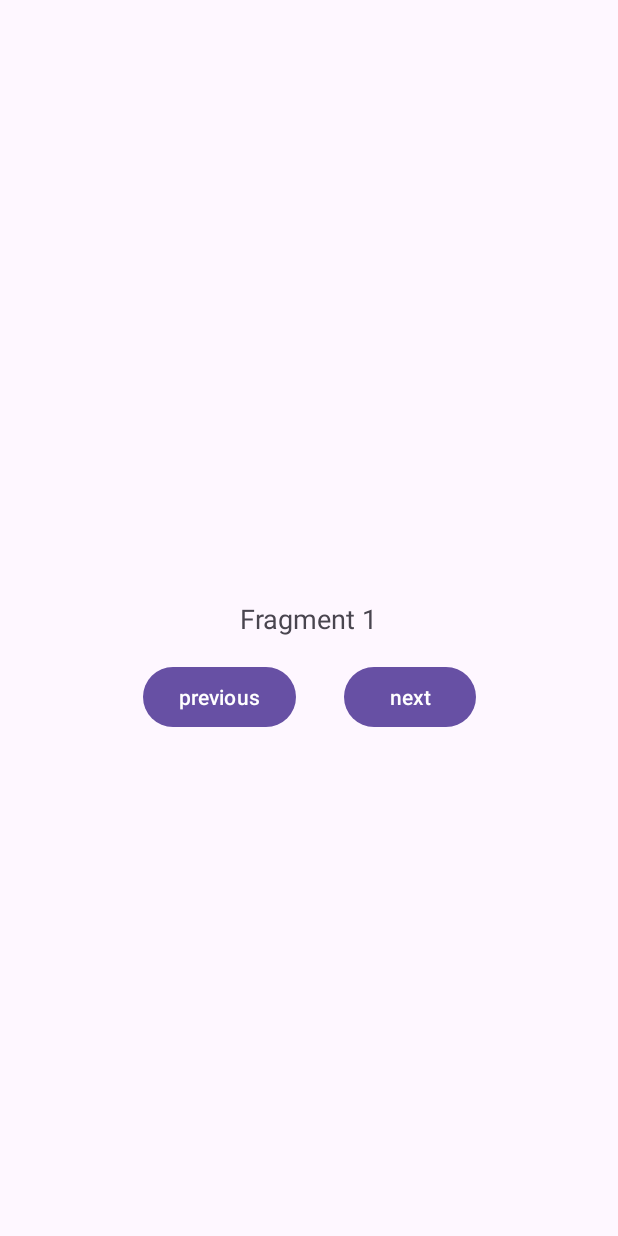
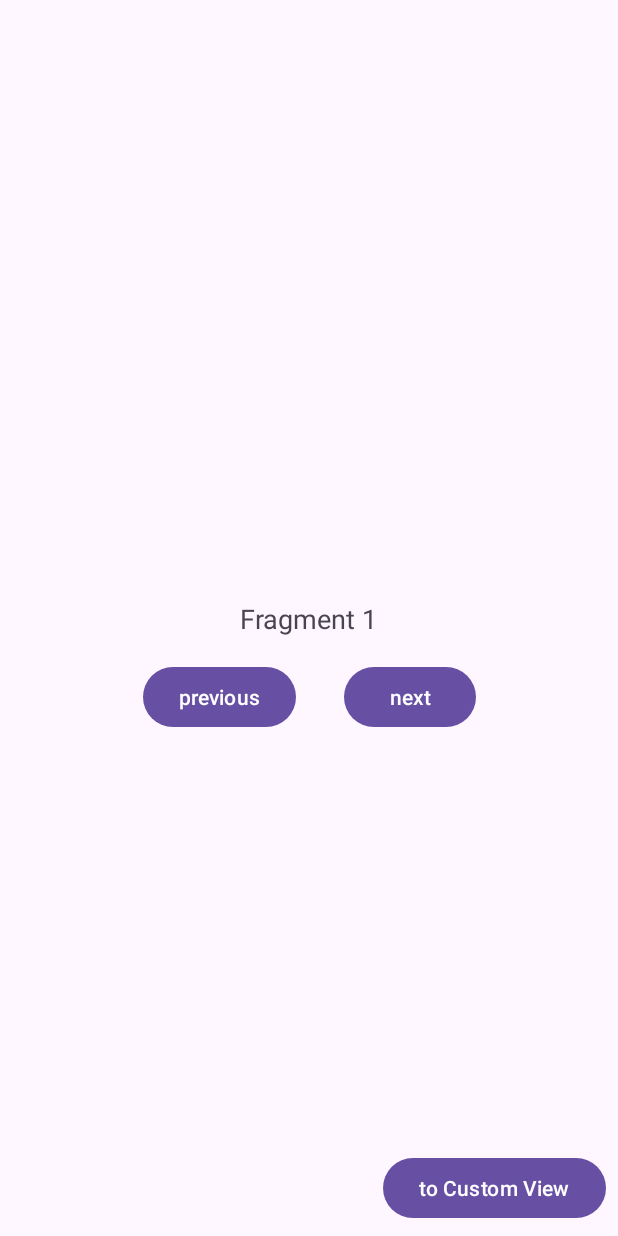
Before and after one commit to MakeMeGreat/tasks, an Android app: the screen it shows after launch (MainActivity), on a phone screen of 412 x 824 dp. Run offline under Robolectric (Android 15) with nearby library versions, the phone set to English and light mode, and no system bars; 1 statement that could not run was skipped.

Commit message:
task3 completed.

```diff
--- a/app/src/main/java/com/example/tasks/task1/Task1Fragment1.kt
+++ b/app/src/main/java/com/example/tasks/task1/Task1Fragment1.kt
@@ -5,6 +5,7 @@ import android.view.LayoutInflater
 import android.view.View
 import android.view.ViewGroup
 import com.example.tasks.R
+import com.example.tasks.Task3Fragment
 import com.example.tasks.databinding.Fragment1Task1Binding
 
 class Task1Fragment1 :
@@ -29,5 +30,9 @@ class Task1Fragment1 :
         binding.previousButton.setOnClickListener {
             router.exit()
         }
+
+        binding.toCustomViewButton.setOnClickListener {
+            router.navigateTo(Task3Fragment())
+        }
     }
 }
--- a/app/src/main/res/layout/fragment1_task1.xml
+++ b/app/src/main/res/layout/fragment1_task1.xml
@@ -38,4 +38,14 @@
         app:layout_constraintEnd_toEndOf="@id/fragment_number_text_view"
         app:layout_constraintTop_toBottomOf="@id/fragment_number_text_view"/>
 
+    <Button
+        android:id="@+id/to_custom_view_button"
+        android:layout_width="wrap_content"
+        android:layout_height="wrap_content"
+        android:text="to Custom View"
+        app:layout_constraintBottom_toBottomOf="parent"
+        app:layout_constraintEnd_toEndOf="parent"
+        android:layout_margin="8dp"/>
+
+
 </androidx.constraintlayout.widget.ConstraintLayout>
```
Also changed, not shown: app/src/main/java/com/example/tasks/Task3Fragment.kt (added, +18 -0 lines), app/src/main/java/com/example/tasks/task3/CustomRectangle.kt (added, +53 -0 lines), app/src/main/res/layout/fragment_task3.xml (added, +17 -0 lines).
